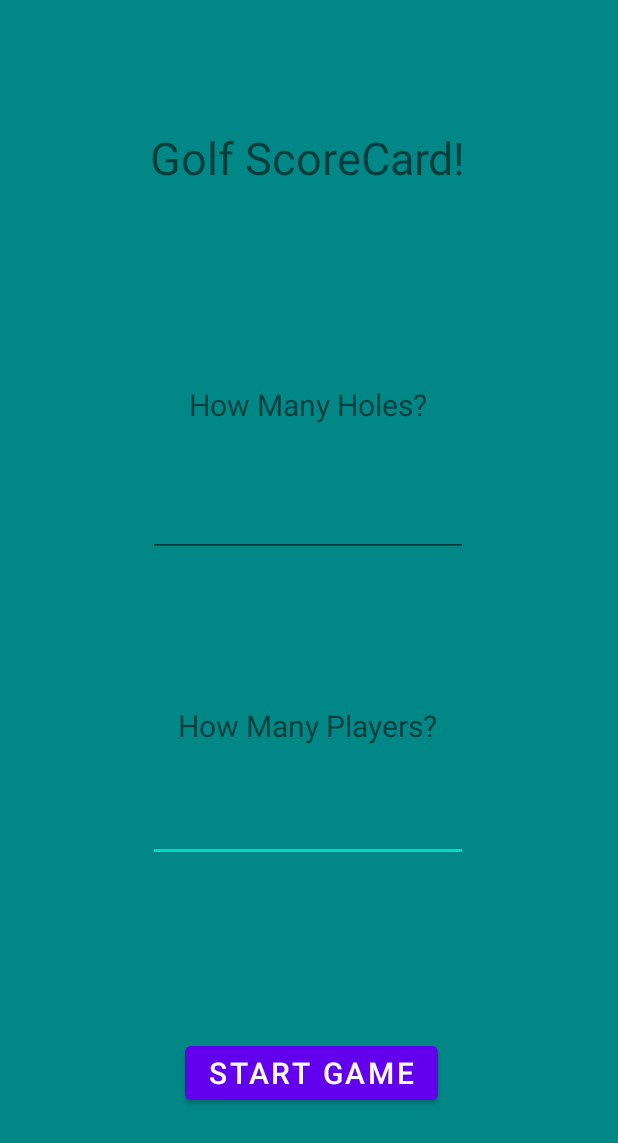
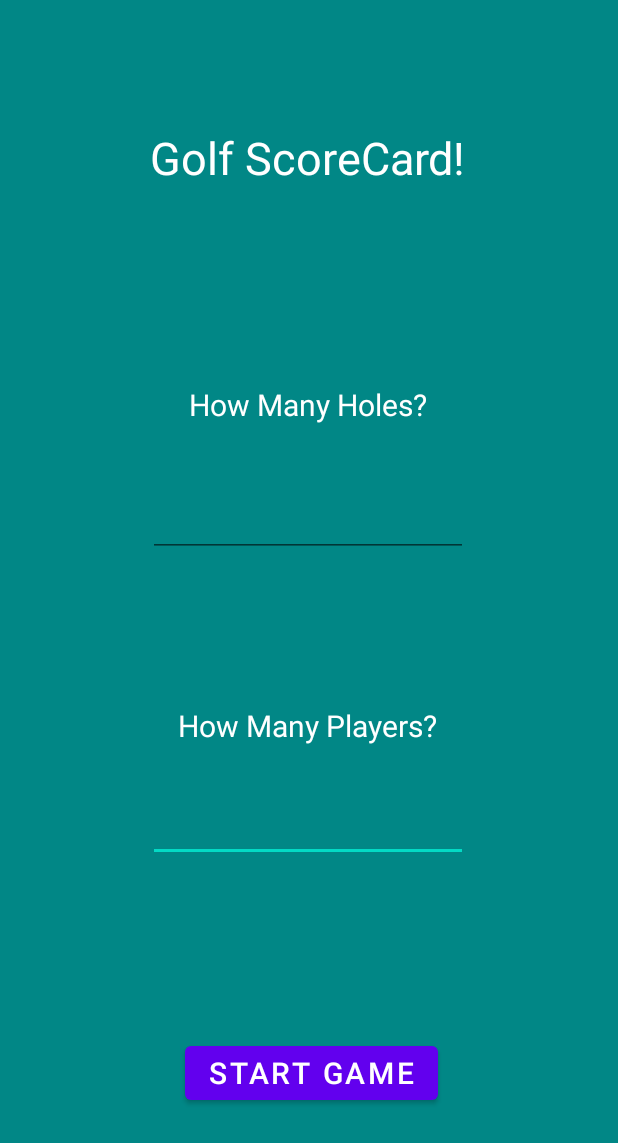
Before and after one commit to abazatte/GolfScoreCard, an Android app: the layout activity_main.xml on its own in the app's theme, with its tools: preview values and no code run, on a phone screen of 412 x 824 dp. Shown: the top 1143 px of the screen. Run offline under Robolectric (Android 15) with nearby library versions, the phone set to English and light mode, and no system bars.

```diff
--- a/app/src/main/res/layout/activity_main.xml
+++ b/app/src/main/res/layout/activity_main.xml
@@ -12,6 +12,7 @@
         android:layout_height="wrap_content"
         android:text="@string/title"
         android:textSize="30sp"
+        android:textColor="@color/white"
         app:layout_constraintBottom_toBottomOf="parent"
         app:layout_constraintHorizontal_bias="0.497"
         app:layout_constraintLeft_toLeftOf="parent"
@@ -25,6 +26,7 @@
         android:layout_height="wrap_content"
         android:text="@string/hole"
         android:textSize="20sp"
+        android:textColor="@color/white"
         app:layout_constraintBottom_toBottomOf="parent"
         app:layout_constraintHorizontal_bias="0.497"
         app:layout_constraintLeft_toLeftOf="parent"
@@ -38,6 +40,7 @@
         android:layout_height="wrap_content"
         android:text="@string/players"
         android:textSize="20sp"
+        android:textColor="@color/white"
         app:layout_constraintBottom_toBottomOf="parent"
         app:layout_constraintHorizontal_bias="0.497"
         app:layout_constraintLeft_toLeftOf="parent"
@@ -65,6 +68,7 @@
         android:layout_height="wrap_content"
         android:ems="10"
         android:inputType="number"
+        android:textAlignment="center"
         app:layout_constraintBottom_toBottomOf="parent"
         app:layout_constraintHorizontal_bias="0.497"
         app:layout_constraintLeft_toLeftOf="parent"
@@ -78,6 +82,7 @@
         android:layout_height="wrap_content"
         android:ems="10"
         android:inputType="number"
+        android:textAlignment="center"
         app:layout_constraintBottom_toBottomOf="parent"
         app:layout_constraintHorizontal_bias="0.497"
         app:layout_constraintLeft_toLeftOf="parent"
--- a/app/src/main/res/values-night/themes.xml
+++ b/app/src/main/res/values-night/themes.xml
@@ -1,6 +1,6 @@
 <resources xmlns:tools="http://schemas.android.com/tools">
     <!-- Base application theme. -->
-    <style name="Theme.GolfScoreCard" parent="Theme.MaterialComponents.DayNight.DarkActionBar">
+    <style name="Theme.GolfScoreCard" parent="Theme.MaterialComponents.DayNight.NoActionBar">
         <!-- Primary brand color. -->
         <item name="colorPrimary">@color/purple_200</item>
         <item name="colorPrimaryVariant">@color/purple_700</item>
--- a/app/src/main/res/values/themes.xml
+++ b/app/src/main/res/values/themes.xml
@@ -1,6 +1,6 @@
 <resources xmlns:tools="http://schemas.android.com/tools">
     <!-- Base application theme. -->
-    <style name="Theme.GolfScoreCard" parent="Theme.MaterialComponents.DayNight.DarkActionBar">
+    <style name="Theme.GolfScoreCard" parent="Theme.MaterialComponents.DayNight.NoActionBar">
         <!-- Primary brand color. -->
         <item name="colorPrimary">@color/purple_500</item>
         <item name="colorPrimaryVariant">@color/purple_700</item>
```
Also changed, not shown: app/src/main/java/com/example/golfscorecard/ScoreCardActivity.java (+20 -1 lines), app/src/main/res/layout/activity_score_card.xml (+8 -4 lines).
